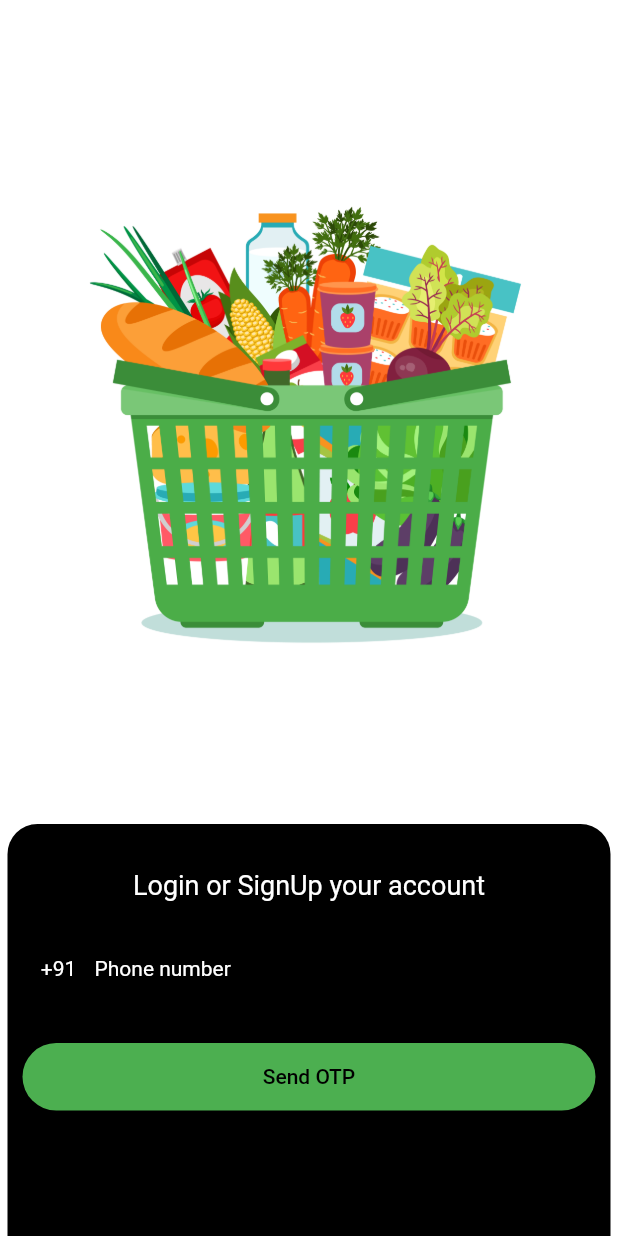
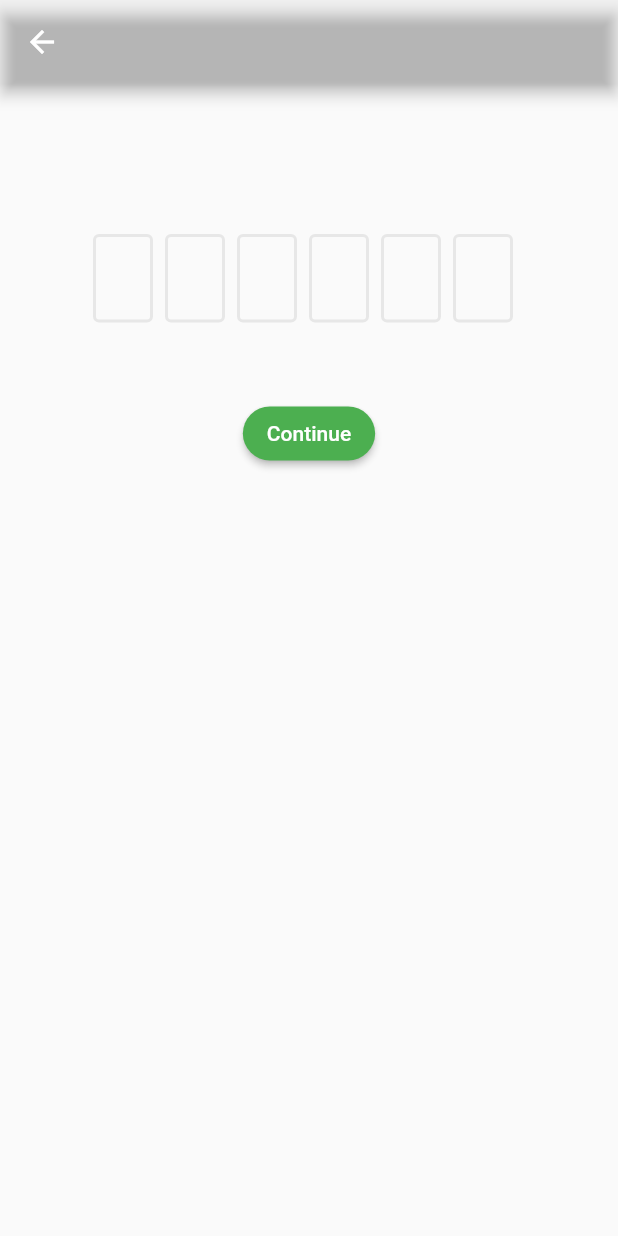
Before and after one commit to ADITYAbasude/Kirana, a Flutter app: the screen it shows after launch, after a tap on "Send OTP", on a phone screen of 412 x 824 dp. Run offline on Flutter 3.47's test engine with Material 2 defaults, Android fonts, the light colour scheme and no system bars; drawn by our look-alikes of flutter_otp_text_field.

Commit message:
otp screen added

```diff
--- a/lib/screens/auth/login_signup_screen.dart
+++ b/lib/screens/auth/login_signup_screen.dart
@@ -1,5 +1,6 @@
 import 'package:flutter/material.dart';
 import 'package:animations/animations.dart';
+import 'package:grocery_app/screens/auth/otp_screen.dart';
 
 class LoginSignUpScreen extends StatefulWidget {
   const LoginSignUpScreen({Key? key}) : super(key: key);
@@ -12,7 +13,7 @@ class _LoginSignUpScreenState extends State<LoginSignUpScreen> {
   @override
   Widget build(BuildContext context) {
     return Scaffold(
-        backgroundColor: Color.fromARGB(255, 255, 255, 255),
+        backgroundColor: const Color.fromARGB(255, 255, 255, 255),
         body: ScrollConfiguration(
             behavior: const ScrollBehavior(
                 // ignore: deprecated_member_use
@@ -24,11 +25,11 @@ class _LoginSignUpScreenState extends State<LoginSignUpScreen> {
               children: [
                 Container(
                     height: MediaQuery.of(context).size.height / 1.5,
-                    child: Image(
+                    child: const Image(
                         image: AssetImage("assets/images/attraction.jpg"))),
                 Container(
-                  margin: EdgeInsets.only(left: 5, right: 5),
-                  padding: EdgeInsets.all(10),
+                  margin: const EdgeInsets.only(left: 5, right: 5),
+                  padding: const EdgeInsets.all(10),
                   decoration: const BoxDecoration(
                       color: Colors.black,
                       borderRadius: BorderRadius.only(
@@ -46,22 +47,26 @@ class _LoginSignUpScreenState extends State<LoginSignUpScreen> {
                           child: Text(
                             "Login or SignUp your account",
                             textAlign: TextAlign.start,
-                            style: TextStyle(fontSize: 18, color: Colors.white),
+                            style: const TextStyle(
+                                fontSize: 18, color: Colors.white),
                           )),
                       // ignore: prefer_const_constructors
 
                       Container(
+                          height: 70,
                           // ignore: prefer_const_constructors
-                          height: 50,
                           child: TextField(
-                            style: TextStyle(color: Colors.white),
+                            style: const TextStyle(color: Colors.white),
+                            maxLength: 10,
+                            maxLines: 1,
                             keyboardType: TextInputType.number,
                             decoration: InputDecoration(
+                              // errorMaxLines: 10,
                               hintText: "Phone number",
-                              hintStyle:
-                                  TextStyle(fontSize: 14, color: Colors.white),
+                              hintStyle: const TextStyle(
+                                  fontSize: 14, color: Colors.white),
                               border: OutlineInputBorder(
-                                  borderSide: BorderSide(
+                                  borderSide: const BorderSide(
                                       color: Colors.white, width: 10),
                                   borderRadius: BorderRadius.circular(30)),
                               prefixIcon: Row(
@@ -81,21 +86,24 @@ class _LoginSignUpScreenState extends State<LoginSignUpScreen> {
                           )),
 
                       Container(
-                          margin: EdgeInsets.only(top: 25),
+                          margin: const EdgeInsets.only(top: 25),
                           width: double.infinity,
                           height: 45,
                           child: ElevatedButton(
-                              onPressed: () => {},
-                              child: Text(
+                              onPressed: () => {
+                                    Navigator.push(
+                                        context,
+                                        MaterialPageRoute(
+                                            builder: (context) => OTPScreen()))
+                                  },
+                              style: ElevatedButton.styleFrom(
+                                shape: RoundedRectangleBorder(
+                                    borderRadius: BorderRadius.circular(30)),
+                              ),
+                              child: const Text(
                                 "Send OTP",
                                 style: TextStyle(color: Colors.black),
-                              ),
-                              style: ElevatedButton.styleFrom(
-                                  shape: RoundedRectangleBorder(
-                                      borderRadius: BorderRadius.circular(30)),
-                                  // backgroundColor:
-                                      // Theme.of(context).primaryColor
-                                      )))
+                              )))
                     ],
                   ),
                 )
--- /dev/null
+++ b/lib/screens/auth/otp_screen.dart
@@ -0,0 +1,44 @@
+import 'package:flutter/material.dart';
+import 'package:flutter_otp_text_field/flutter_otp_text_field.dart';
+
+class OTPScreen extends StatefulWidget {
+  OTPScreen({Key? key}) : super(key: key);
+
+  @override
+  State<OTPScreen> createState() => _OTPScreenState();
+}
+
+class _OTPScreenState extends State<OTPScreen> {
+  @override
+  Widget build(BuildContext context) {
+    return Scaffold(
+        appBar: AppBar(backgroundColor: Colors.transparent),
+        body: ScrollConfiguration(
+          behavior: ScrollBehavior(
+              androidOverscrollIndicator: AndroidOverscrollIndicator.stretch),
+          child: SingleChildScrollView(
+              child: Column(children: [
+            Container(
+                margin: EdgeInsets.only(top: 100),
+                child: OtpTextField(
+                  numberOfFields: 6,
+                  showFieldAsBox: true,
+                  focusedBorderColor: Theme.of(context).primaryColor,
+                )),
+            Container(
+                margin: const EdgeInsets.only(top: 50),
+                child: ElevatedButton(
+                    style: ElevatedButton.styleFrom(
+                        shape: RoundedRectangleBorder(
+                            borderRadius: BorderRadius.circular(30))),
+                    onPressed: () => {
+                          Navigator.push(
+                              context,
+                              MaterialPageRoute(
+                                  builder: (context) => OTPScreen()))
+                        },
+                    child: Text("Continue")))
+          ])),
+        ));
+  }
+}
--- a/pubspec.yaml
+++ b/pubspec.yaml
@@ -35,6 +35,7 @@ dependencies:
   # Use with the CupertinoIcons class for iOS style icons.
   cupertino_icons: ^1.0.2
   animations: ^2.0.5
+  flutter_otp_text_field: ^1.1.1
 
 dev_dependencies:
   flutter_test:
```
Also changed, not shown: pubspec.lock.
